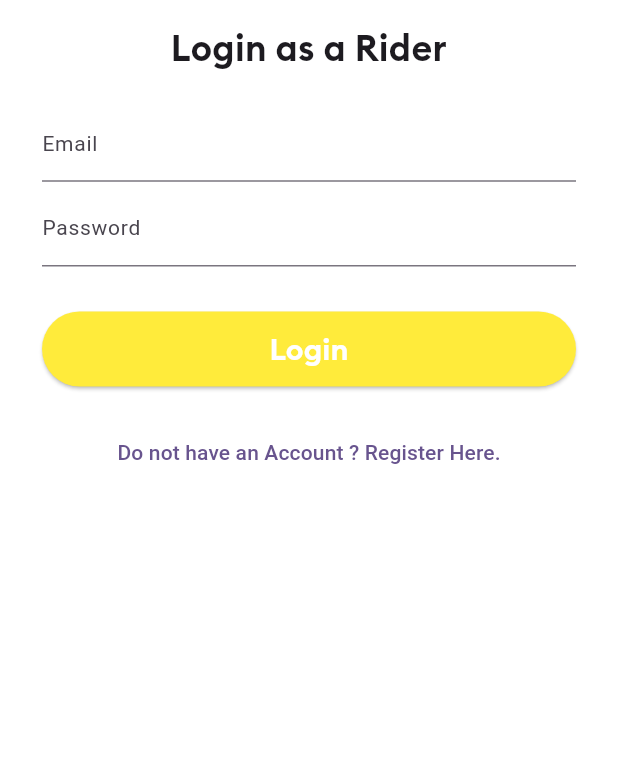
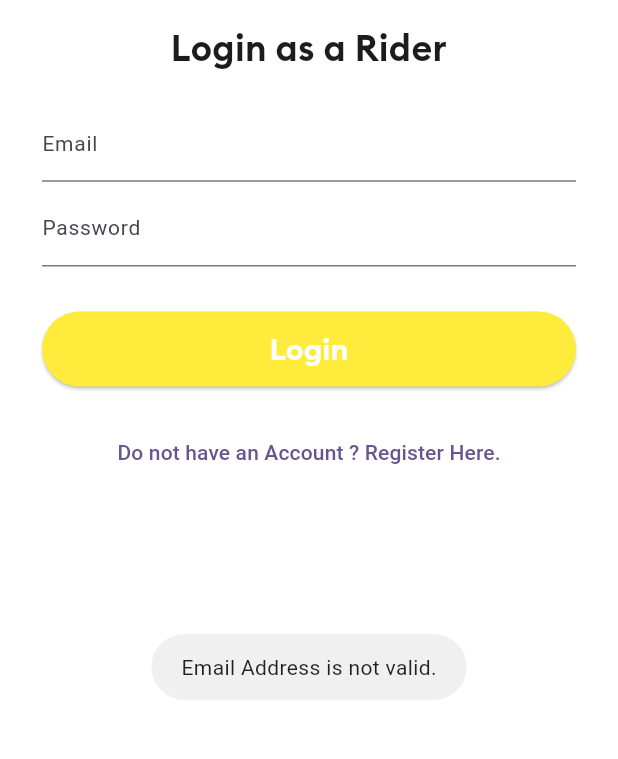
Before and after one commit to Meriem-Boussoufa/uber_rider_app, a Flutter app: the screen it shows after launch, after a tap on "Login", on a phone screen of 412 x 824 dp, the part 440-1199 px from its top. Run offline on Flutter 3.47's test engine with Material 3 defaults, Android fonts, the light colour scheme and no system bars; our stand-ins replace firebase_auth, firebase_core, firebase_database, fluttertoast; accounts and stored records are empty.

Commit message:
Login User with Firebase

```diff
--- a/lib/main.dart
+++ b/lib/main.dart
@@ -30,7 +30,7 @@ class MyApp extends StatelessWidget {
       initialRoute: LoginScreen.idScreen,
       routes: {
         RegisterScreen.idScreen: (context) => RegisterScreen(),
-        LoginScreen.idScreen: (context) => const LoginScreen(),
+        LoginScreen.idScreen: (context) => LoginScreen(),
         MainScreen.idScreen: (context) => const MainScreen(),
       },
       debugShowCheckedModeBanner: false,
--- a/lib/screens/login_screen.dart
+++ b/lib/screens/login_screen.dart
@@ -1,9 +1,17 @@
+import 'package:firebase_auth/firebase_auth.dart';
+import 'package:firebase_database/firebase_database.dart';
 import 'package:flutter/material.dart';
+import 'package:fluttertoast/fluttertoast.dart';
+import 'package:uber_rider_app/main.dart';
+import 'package:uber_rider_app/screens/main_screen.dart';
 import 'package:uber_rider_app/screens/register_screen.dart';
 
 class LoginScreen extends StatelessWidget {
   static const String idScreen = "login";
-  const LoginScreen({super.key});
+  LoginScreen({super.key});
+
+  TextEditingController emailTextEditingcontroller = TextEditingController();
+  TextEditingController passwordTextEditingcontroller = TextEditingController();
 
   @override
   Widget build(BuildContext context) {
@@ -34,9 +42,10 @@ class LoginScreen extends StatelessWidget {
                 padding: const EdgeInsets.all(20),
                 child: Column(
                   children: [
-                    const TextField(
+                    TextField(
+                      controller: emailTextEditingcontroller,
                       keyboardType: TextInputType.emailAddress,
-                      decoration: InputDecoration(
+                      decoration: const InputDecoration(
                         labelText: "Email",
                         labelStyle: TextStyle(fontSize: 14.0),
                         hintStyle: TextStyle(
@@ -44,12 +53,13 @@ class LoginScreen extends StatelessWidget {
                           fontSize: 10,
                         ),
                       ),
-                      style: TextStyle(fontSize: 14),
+                      style: const TextStyle(fontSize: 14),
                     ),
                     const SizedBox(height: 5),
-                    const TextField(
+                    TextField(
+                      controller: passwordTextEditingcontroller,
                       obscureText: true,
-                      decoration: InputDecoration(
+                      decoration: const InputDecoration(
                         labelText: "Password",
                         labelStyle: TextStyle(fontSize: 14.0),
                         hintStyle: TextStyle(
@@ -57,7 +67,7 @@ class LoginScreen extends StatelessWidget {
                           fontSize: 10,
                         ),
                       ),
-                      style: TextStyle(fontSize: 14),
+                      style: const TextStyle(fontSize: 14),
                     ),
                     const SizedBox(height: 30),
                     SizedBox(
@@ -67,7 +77,18 @@ class LoginScreen extends StatelessWidget {
                         style: ElevatedButton.styleFrom(
                           backgroundColor: Colors.yellow, // Background color
                         ),
-                        onPressed: () {},
+                        onPressed: () {
+                          if (!emailTextEditingcontroller.text.contains('@')) {
+                            Fluttertoast.showToast(
+                                msg: "Email Address is not valid.");
+                          } else if (passwordTextEditingcontroller.text.length <
+                              6) {
+                            Fluttertoast.showToast(
+                                msg: "Password is mandatory.");
+                          } else {
+                            loginAndAuthenticateUser(context);
+                          }
+                        },
                         child: const Center(
                           child: Text(
                             "Login",
@@ -94,4 +115,34 @@ class LoginScreen extends StatelessWidget {
       ),
     );
   }
+
+  final FirebaseAuth _firebaseAuth = FirebaseAuth.instance;
+
+  loginAndAuthenticateUser(BuildContext context) async {
+    UserCredential firebaseUserCredential =
+        await _firebaseAuth.signInWithEmailAndPassword(
+            email: emailTextEditingcontroller.text,
+            password: passwordTextEditingcontroller.text);
+    User? user = firebaseUserCredential.user;
+
+    if (user != null) {
+      // Save Info User To Databse
+      userRef.child(user.uid).once().then((value) => (DataSnapshot snap) {
+            if (snap.value != null) {
+              // ignore: use_build_context_synchronously
+              Navigator.pushNamedAndRemoveUntil(
+                  context, MainScreen.idScreen, (route) => false);
+              Fluttertoast.showToast(msg: "You are logged-in now.");
+            } else {
+              _firebaseAuth.signOut();
+              Fluttertoast.showToast(
+                  msg:
+                      "No record exists for this user. Please create new account.");
+            }
+          });
+    } else {
+      // Error Occured
+      Fluttertoast.showToast(msg: "New User account has not been Created.");
+    }
+  }
 }
--- a/lib/screens/register_screen.dart
+++ b/lib/screens/register_screen.dart
@@ -176,6 +176,7 @@ class RegisterScreen extends StatelessWidget {
           context, MainScreen.idScreen, (route) => false);
     } else {
       // Error Occured
+      Fluttertoast.showToast(msg: "New User account has not been Created.");
     }
   }
 }
```
